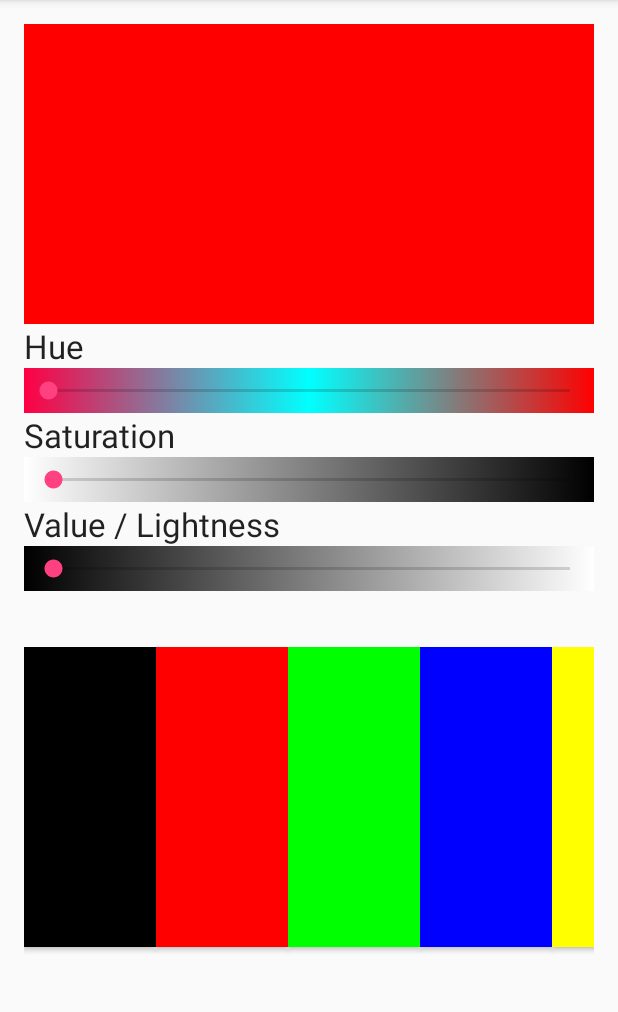
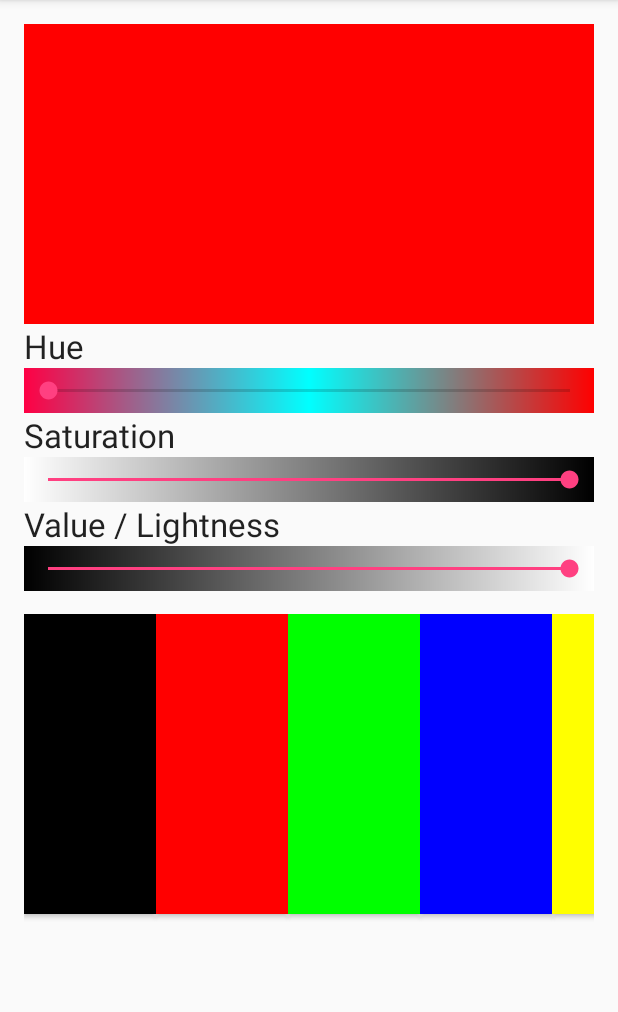
Before and after one commit to Saab0018/HSVColorPicker, an Android app: the screen it shows after launch (MainActivity), after a tap on an icon or button, on a phone screen of 412 x 824 dp, the part 84-1096 px from its top. Run offline under Robolectric (Android 15) with nearby library versions, the phone set to English and light mode, and no system bars; 1 statement that could not run was skipped.

Commit message:
edit
edit

```diff
--- a/app/src/main/AndroidManifest.xml
+++ b/app/src/main/AndroidManifest.xml
@@ -4,7 +4,7 @@
 
     <application
         android:allowBackup="true"
-        android:icon="@mipmap/ic_launcher"
+        android:icon="@mipmap/icon_icon"
         android:label="@string/app_name"
         android:supportsRtl="true"
         android:theme="@style/AppTheme">
--- a/app/src/main/java/HSVModel/HSVModel.java
+++ b/app/src/main/java/HSVModel/HSVModel.java
@@ -12,28 +12,28 @@ import java.util.Observable;
 public class HSVModel extends Observable {
 
     //CLASS VARIABLES
-    public static final Float MAX_H = 359.0f;
-    public static final Float MAX_S = 100.0f;
-    public static final Float MAX_V = 100.0f;
-    public static final Float MIN_H = 0.0f;
-    public static final Float MIN_S = 0.0f;
-    public static final Float MIN_V = 0.0f;
+    public static final float MAX_H = 359.0f;
+    public static final float MAX_S = 100.0f;
+    public static final float MAX_V = 100.0f;
+    public static final float MIN_H = 0.0f;
+    public static final float MIN_S = 0.0f;
+    public static final float MIN_V = 0.0f;
 
     // CLASS VARIABLES
 
 
 
       //INSTANCE VARIABLES
-    private Float hue;
-    private Float saturation;
-    private Float value;
+    private float hue;
+    private float saturation;
+    private float value;
 
 
     public HSVModel() {
         this(MAX_H, MAX_S, MAX_V);
     }
 
-    public HSVModel(Float hue, Float saturation, Float value){
+    public HSVModel(float hue, float saturation, float value){
         super();
 
         this.hue = hue;
@@ -48,27 +48,27 @@ public class HSVModel extends Observable {
 
 
     public void asRed() {
-        this.setHSV(0f,100.0f,100.0f);
+        this.setHSV(0f,1.0f,1.0f);
     }
 
     public void asLime() {
-        this.setHSV(120f,100.0f,100.0f);
+        this.setHSV(120f,1.0f,1.0f);
     }
 
     public void asBlue() {
-        this.setHSV(240f,100.0f,100.0f);
+        this.setHSV(240f,1.0f,1.0f);
     }
 
     public void asYellow() {
-        this.setHSV(60f,100.0f,100.0f);
+        this.setHSV(60f,1.0f,1.0f);
     }
 
     public void asCyan() {
-        this.setHSV(180f,100.0f,100.0f);
+        this.setHSV(180f,1.0f,100.0f);
     }
 
     public void asMagenta() {
-        this.setHSV(300f,100.0f,100.0f);
+        this.setHSV(300f,1.0f,1.0f);
     }
 
     public void asSilver() {
@@ -108,38 +108,39 @@ public class HSVModel extends Observable {
     // GETTERS
 
 
-    public Float getHue() {return hue;}
-    public Float getSaturation() {
+    public float getHue() {return hue;}
+    public float getSaturation() {
         return saturation;
     }
-    public Float getValue() {return value;}
+    public float getValue() {return value;}
+    public float getColor() {return Color.HSVToColor((new float[]{getHue(), getSaturation()/ 100, getValue()/100}));}
 
     // SETTERS
 
 
-    public void setHue(Float hue) {
+    public void setHue(float hue) {
         this.hue = hue;
 
         this.updateObservers();
     }
 
-    public void setSaturation(Float saturation) {
+    public void setSaturation(float saturation) {
         this.saturation = saturation;
 
         this.updateObservers();
     }
 
-    public void setValue(Float value) {
+    public void setValue(float value) {
         this.value = value;
 
         this.updateObservers();
     }
 
     // Convenient setter: set H, S, V
-    public void setHSV(Float hue, Float saturation, Float value) {
+    public void setHSV(float hue, float saturation, float value) {
         this.hue = hue;
-        this.saturation = saturation;
-        this.value = value;
+        this.saturation = saturation * 100;
+        this.value = value * 100;
 
 
         this.updateObservers();
@@ -155,18 +156,18 @@ public class HSVModel extends Observable {
 
 
     public String hueToString(){
-        return "" + hue.intValue() + "\u00B0";
+        return "" + (int)hue + "\u00B0";
     }
     public String saturationToString(){
-        return "" + saturation ;
+        return "" + saturation + "\u0025" ;
     }
     public String valueToString(){
-        return "" + value ;
+        return "" + value + "\u0025";
     }
 
     @Override
     public String toString() {
-        return "HSV [h=" + hue + "\u00B0" + " s=" + saturation + "\u0025" + " v=" + value + "\u0025"+  "]";
+        return "H:" + hue + "\u00B0" + "S: " + saturation + "\u0025" + "V: "+ value + "\u0025";
     }
 
     // Proof that my model is independent of any view.
--- a/app/src/main/java/com/algonquincollege/saab0018/hsvcolorpicker/MainActivity.java
+++ b/app/src/main/java/com/algonquincollege/saab0018/hsvcolorpicker/MainActivity.java
@@ -37,7 +37,13 @@ public class MainActivity extends AppCompatActivity implements Observer, SeekBar
     private static final int SATURATION;
     private static final int VALUE;
 
+    static {
+        ABOUT_DIALOG_TAG = "About Dialog";
+        HUE = 0;
+        SATURATION = 1;
+        VALUE = 2;
 
+    }
     private static final String LOG_TAG = "HSV";
 
     //private AboutDialogFragment mAboutDialog;
@@ -46,18 +52,12 @@ public class MainActivity extends AppCompatActivity implements Observer, SeekBar
     private SeekBar mHueSB;
     private SeekBar mSaturationSB;
     private SeekBar mValueSB;
-    private float[] mHSV = new float[]{0.f, 0.f, 0.f};
+    private float[] mHSV = new float[]{0.f,0.f,0.f};
     private TextView mHuePrompt;
     private TextView mSaturationPrompt;
     private TextView mValuePrompt;
 
-    static {
-        ABOUT_DIALOG_TAG = "About Dialog";
-        HUE = 0;
-        SATURATION = 1;
-        VALUE = 2;
 
-    }
 
     /**
      * ATTENTION: This was auto-generated to implement the App Indexing API.
@@ -86,9 +86,9 @@ public class MainActivity extends AppCompatActivity implements Observer, SeekBar
         mSaturationPrompt = (TextView) findViewById(R.id.saturationValue);
         mValuePrompt = (TextView) findViewById(R.id.valueValue);
 
-        mHueSB.setMax(HSVModel.MAX_H.intValue());
-        mSaturationSB.setMax(HSVModel.MAX_S.intValue());
-        mValueSB.setMax(HSVModel.MAX_V.intValue());
+        mHueSB.setMax((int) HSVModel.MAX_H);
+        mSaturationSB.setMax((int) HSVModel.MAX_S);
+        mValueSB.setMax((int) HSVModel.MAX_V);
 
 
         // set the domain (i.e. max) for each component
@@ -120,25 +120,25 @@ public class MainActivity extends AppCompatActivity implements Observer, SeekBar
         // GET the SeekBar's progress, and SET the model to it's new value
         switch (seekBar.getId()) {
             case R.id.hueSB:
-                //mHSV[HUE] = (float) progress;
-                // mHuePrompt.setText("{progress}*");
-                mModel.setHue((float) mHueSB.getProgress());
+                mHSV[HUE] = (float) progress;
+                mModel.setHue(mHSV[HUE]);
                 mHuePrompt.setText(mModel.hueToString());
-                //Log.d((float) progress);
+
                 break;
 
             case R.id.saturationSB:
-                //mHSV[SATURATION] = (float) progress;
-                mModel.setSaturation( (((float)mSaturationSB.getProgress()) / 100));
+                mHSV[SATURATION] = (float) progress;
+                mModel.setSaturation(mHSV[SATURATION]);
                 mSaturationPrompt.setText(mModel.saturationToString());
                 break;
 
             case R.id.lightnessSB:
-                //mHSV[VALUE] = (float) progress;
-                mModel.setValue( (((float)mValueSB.getProgress()) / 100));
+                mHSV[VALUE] = (float) progress;
+                mModel.setValue(mHSV[VALUE]);
                 mValuePrompt.setText(mModel.valueToString());
                 break;
         }
+
     }
 
 
@@ -160,25 +160,25 @@ public class MainActivity extends AppCompatActivity implements Observer, SeekBar
 
 
     private void updateColorSwatch() {
-        mColorSwatch.setBackgroundColor(Color.HSVToColor(new float[]{mModel.getHue(), mModel.getSaturation(), mModel.getValue()}));
+        mColorSwatch.setBackgroundColor((int)mModel.getColor());
     }
 
     private void updateHueSB() {
 
-        mHueSB.setProgress(mModel.getHue().intValue());
-        Log.d("Hue", "" + mModel.getHue().intValue());
+        mHueSB.setProgress((int) mModel.getHue());
+        Log.d("Hue", "" + mModel.getHue());
     }
 
     private void updateSaturationSB() {
 
-        mSaturationSB.setProgress(mModel.getSaturation().intValue() / 100);
-        Log.d("Saturation", "" + mModel.getSaturation().intValue());
+        mSaturationSB.setProgress((int) mModel.getSaturation());
+        Log.d("Saturation", "" + mModel.getSaturation());
     }
 
     private void updateValueSB() {
 
-        mValueSB.setProgress(mModel.getValue().intValue() / 100);
-        Log.d("Value", "" + mModel.getValue().intValue());
+        mValueSB.setProgress((int) mModel.getValue());
+        Log.d("Value", "" + mModel.getValue());
     }
 
     public void updateView() {
@@ -186,6 +186,7 @@ public class MainActivity extends AppCompatActivity implements Observer, SeekBar
         this.updateHueSB();
         this.updateSaturationSB();
         this.updateValueSB();
+
     }
 
     public void clearTextViews() {
@@ -196,7 +197,7 @@ public class MainActivity extends AppCompatActivity implements Observer, SeekBar
     }
 
     public boolean colorButtonClick(View button) {
-        // Handle presses on the action bar items
+
         switch (button.getId()) {
 
 
@@ -292,7 +293,7 @@ public class MainActivity extends AppCompatActivity implements Observer, SeekBar
 
 
             default:
-                //Toast.makeText(this, "MenuItem: " , Toast.LENGTH_LONG).show();
+
                 return true;
         }
         return false;
--- a/app/src/main/res/layout/activity_main.xml
+++ b/app/src/main/res/layout/activity_main.xml
@@ -80,12 +80,36 @@
         android:background="@drawable/gradient2"
         />
 
+    <TextView
+
+        android:layout_width="wrap_content"
+        android:layout_height="wrap_content"
+        android:layout_above="@+id/hueSB"
+        android:layout_toEndOf="@+id/hue"
+        android:id="@+id/hueValue" />
+
+    <TextView
+
+        android:layout_width="wrap_content"
+        android:layout_height="wrap_content"
+        android:layout_above="@+id/saturationSB"
+        android:layout_alignEnd="@+id/lightness"
+        android:id="@+id/saturationValue" />
+
+    <TextView
+
+        android:layout_width="wrap_content"
+        android:layout_height="wrap_content"
+        android:layout_above="@+id/lightnessSB"
+        android:layout_toEndOf="@+id/lightness"
+        android:id="@+id/valueValue" />
+
     <HorizontalScrollView
         android:layout_width="match_parent"
         android:layout_height="match_parent"
+        android:layout_marginTop="15dp"
         android:layout_below="@+id/lightnessSB"
-        android:layout_centerHorizontal="true"
-        android:layout_marginTop="37dp">
+        android:layout_alignParentStart="true">
 
         <LinearLayout
             android:orientation="horizontal"
@@ -110,7 +134,8 @@
                 android:layout_weight="1"
                 android:height="200dp"
                 android:onClick="colorButtonClick"
-                android:background="#FF0000"/>
+                android:background="#FF0000"
+                />
 
             <Button
 
@@ -237,29 +262,5 @@
         </LinearLayout>
     </HorizontalScrollView>
 
-    <TextView
-
-        android:layout_width="wrap_content"
-        android:layout_height="wrap_content"
-        android:layout_above="@+id/hueSB"
-        android:layout_toEndOf="@+id/hue"
-        android:id="@+id/hueValue" />
-
-    <TextView
-
-        android:layout_width="wrap_content"
-        android:layout_height="wrap_content"
-        android:layout_above="@+id/saturationSB"
-        android:layout_alignEnd="@+id/lightness"
-        android:id="@+id/saturationValue" />
-
-    <TextView
-
-        android:layout_width="wrap_content"
-        android:layout_height="wrap_content"
-        android:layout_above="@+id/lightnessSB"
-        android:layout_toEndOf="@+id/lightness"
-        android:id="@+id/valueValue" />
-
 
 </RelativeLayout>
```
Also changed, not shown: app/src/main/icon_icon-web.png (added), app/src/main/res/mipmap-hdpi/icon_icon.png (added), app/src/main/res/mipmap-mdpi/icon_icon.png (added), app/src/main/res/mipmap-xhdpi/icon_icon.png (added), app/src/main/res/mipmap-xxhdpi/icon_icon.png (added), app/src/main/res/mipmap-xxxhdpi/icon_icon.png (added).
